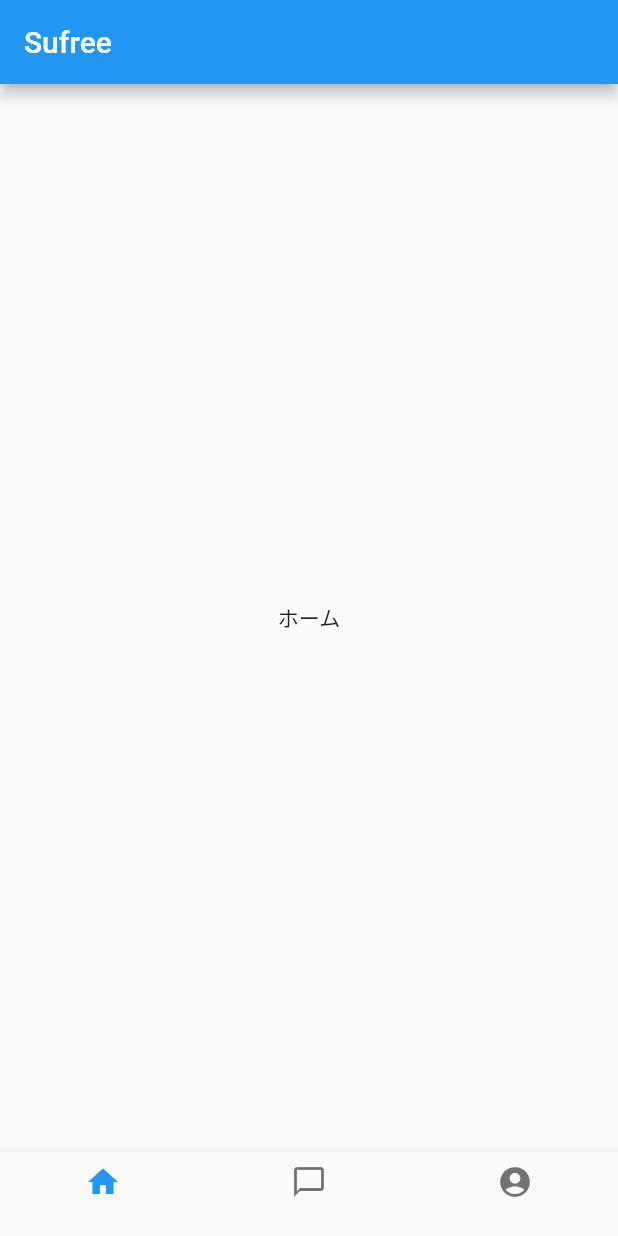
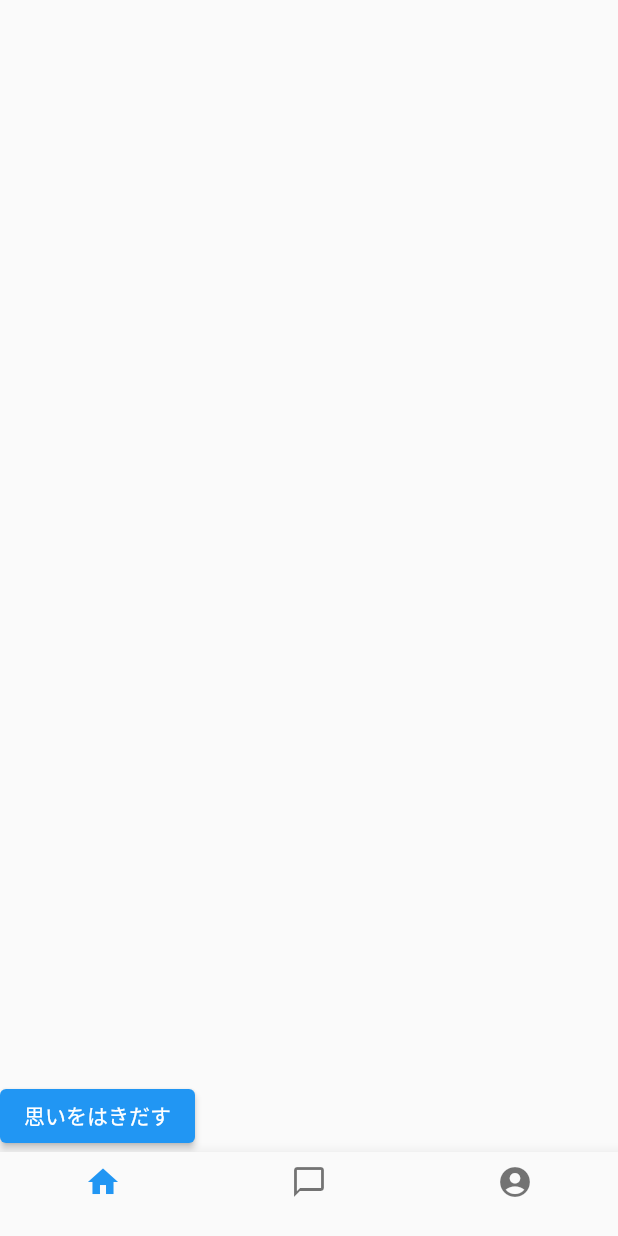
Before and after one commit to narumi0610/sufree, a Flutter app: the screen it shows after launch, on a phone screen of 412 x 824 dp. Run offline on Flutter 3.47's test engine with Material 2 defaults, Android fonts, the phone set to English and light mode, and no system bars.

Commit message:
思いを入力する画面作成

```diff
--- a/lib/main.dart
+++ b/lib/main.dart
@@ -1,4 +1,5 @@
 import 'package:flutter/material.dart';
+import 'package:sufree/views/home_view.dart';
 
 void main() {
   runApp(const MyApp());
@@ -14,46 +15,7 @@ class MyApp extends StatelessWidget {
       theme: ThemeData(
         primarySwatch: Colors.blue,
       ),
-      home: const MyHomePage(),
+      home: const HomeView(),
     );
   }
 }
-
-class MyHomePage extends StatefulWidget {
-  const MyHomePage({super.key});
-
-  @override
-  State<MyHomePage> createState() => _MyHomePageState();
-}
-
-class _MyHomePageState extends State<MyHomePage> {
-  int _selectedIndex = 0;
-
-  void _onItemTapped(int index) {
-    setState(() {
-      _selectedIndex = index;
-    });
-  }
-
-  @override
-  Widget build(BuildContext context) {
-    return Scaffold(
-      appBar: AppBar(
-        title: const Text('Sufree'),
-      ),
-      body: const Center(
-        child: Text('ホーム'),
-      ),
-      bottomNavigationBar: BottomNavigationBar(
-          currentIndex: _selectedIndex,
-          onTap: _onItemTapped,
-          items: const <BottomNavigationBarItem>[
-            BottomNavigationBarItem(icon: Icon(Icons.home), label: ''),
-            BottomNavigationBarItem(
-                icon: Icon(Icons.chat_bubble_outline), label: ''),
-            BottomNavigationBarItem(
-                icon: Icon(Icons.account_circle_sharp), label: ''),
-          ]),
-    );
-  }
-}
--- /dev/null
+++ b/lib/views/home_view.dart
@@ -0,0 +1,49 @@
+import 'package:flutter/material.dart';
+import 'package:sufree/views/form_view.dart';
+
+class HomeView extends StatefulWidget {
+  const HomeView({super.key});
+
+  @override
+  State<HomeView> createState() => _HomeViewState();
+}
+
+class _HomeViewState extends State<HomeView> {
+  int _selectedIndex = 0;
+
+  void _onItemTapped(int index) {
+    setState(() {
+      _selectedIndex = index;
+    });
+  }
+
+  @override
+  Widget build(BuildContext context) {
+    return Scaffold(
+      body: Column(
+        mainAxisAlignment: MainAxisAlignment.end,
+        crossAxisAlignment: CrossAxisAlignment.center,
+        children: [
+          ElevatedButton(
+            onPressed: () => Navigator.push(
+              context,
+              MaterialPageRoute(builder: ((context) => const FormView())),
+            ),
+            child: const Text('思いをはきだす'),
+          )
+        ],
+      ),
+      bottomNavigationBar: BottomNavigationBar(
+        currentIndex: _selectedIndex,
+        onTap: _onItemTapped,
+        items: const <BottomNavigationBarItem>[
+          BottomNavigationBarItem(icon: Icon(Icons.home), label: ''),
+          BottomNavigationBarItem(
+              icon: Icon(Icons.chat_bubble_outline), label: ''),
+          BottomNavigationBarItem(
+              icon: Icon(Icons.account_circle_sharp), label: ''),
+        ],
+      ),
+    );
+  }
+}
```
Also changed, not shown: lib/views/form_view.dart (added, +34 -0 lines).
